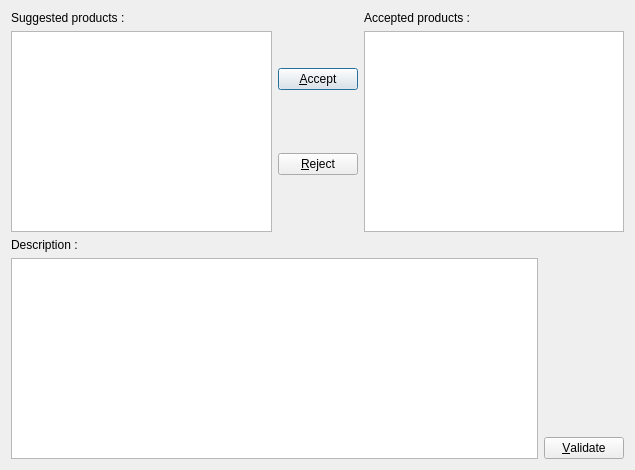
First picture: the form in AppliBureau/appNewWorld/dialogmoderatesuggestions.ui, repository fjoly05/NewWorld, before the edit.
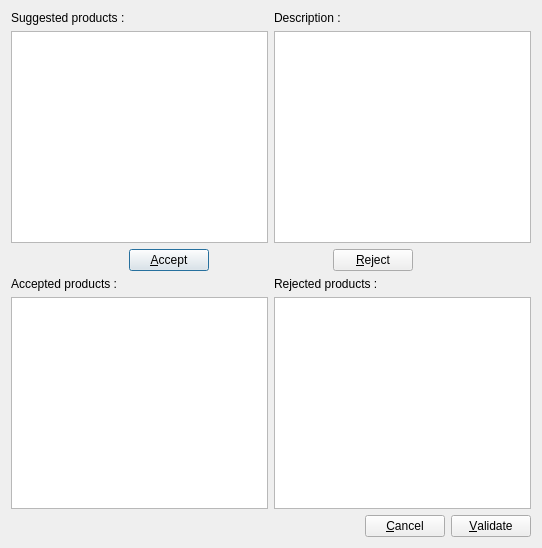
Second picture: the form after the edit.

```diff
--- a/AppliBureau/appNewWorld/dialogmoderatesuggestions.ui
+++ b/AppliBureau/appNewWorld/dialogmoderatesuggestions.ui
@@ -6,16 +6,16 @@
    <rect>
     <x>0</x>
     <y>0</y>
-    <width>635</width>
-    <height>470</height>
+    <width>542</width>
+    <height>548</height>
    </rect>
   </property>
   <property name="windowTitle">
    <string>Moderate suggestions</string>
   </property>
-  <layout class="QVBoxLayout" name="verticalLayout_6">
+  <layout class="QVBoxLayout" name="verticalLayout_4">
    <item>
-    <layout class="QHBoxLayout" name="horizontalLayout">
+    <layout class="QHBoxLayout" name="horizontalLayout_4">
      <item>
       <layout class="QVBoxLayout" name="verticalLayout_2">
        <item>
@@ -31,7 +31,36 @@
       </layout>
      </item>
      <item>
-      <layout class="QVBoxLayout" name="verticalLayout">
+      <layout class="QVBoxLayout" name="verticalLayout_5">
+       <item>
+        <widget class="QLabel" name="label_3">
+         <property name="text">
+          <string>Description :</string>
+         </property>
+        </widget>
+       </item>
+       <item>
+        <widget class="QTextBrowser" name="textBrowserDescription"/>
+       </item>
+      </layout>
+     </item>
+    </layout>
+   </item>
+   <item>
+    <layout class="QHBoxLayout" name="horizontalLayout_2">
+     <item>
+      <spacer name="horizontalSpacer_2">
+       <property name="orientation">
+        <enum>Qt::Horizontal</enum>
+       </property>
+       <property name="sizeHint" stdset="0">
+        <size>
+         <width>40</width>
+         <height>20</height>
+        </size>
+       </property>
+      </spacer>
+     </item>
        <item>
         <widget class="QPushButton" name="pushButtonAccept">
          <property name="text">
@@ -39,6 +68,19 @@
          </property>
         </widget>
        </item>
+     <item>
+      <spacer name="horizontalSpacer">
+       <property name="orientation">
+        <enum>Qt::Horizontal</enum>
+       </property>
+       <property name="sizeHint" stdset="0">
+        <size>
+         <width>40</width>
+         <height>20</height>
+        </size>
+       </property>
+      </spacer>
+     </item>
        <item>
         <widget class="QPushButton" name="pushButtonReject">
          <property name="text">
@@ -46,8 +88,23 @@
          </property>
         </widget>
        </item>
-      </layout>
-     </item>
+     <item>
+      <spacer name="horizontalSpacer_3">
+       <property name="orientation">
+        <enum>Qt::Horizontal</enum>
+       </property>
+       <property name="sizeHint" stdset="0">
+        <size>
+         <width>40</width>
+         <height>20</height>
+        </size>
+       </property>
+      </spacer>
+     </item>
+    </layout>
+   </item>
+   <item>
+    <layout class="QHBoxLayout" name="horizontalLayout_3">
      <item>
       <layout class="QVBoxLayout" name="verticalLayout_3">
        <item>
@@ -62,47 +119,50 @@
        </item>
       </layout>
      </item>
-    </layout>
-   </item>
    <item>
-    <layout class="QHBoxLayout" name="horizontalLayout_2">
+      <layout class="QVBoxLayout" name="verticalLayout">
      <item>
-      <layout class="QVBoxLayout" name="verticalLayout_5">
-       <item>
-        <widget class="QLabel" name="label_3">
+        <widget class="QLabel" name="label_4">
          <property name="text">
-          <string>Description :</string>
+          <string>Rejected products :</string>
          </property>
         </widget>
        </item>
        <item>
-        <widget class="QTextEdit" name="textEditDescription"/>
+        <widget class="QListWidget" name="listWidgetRejectedProds"/>
        </item>
       </layout>
      </item>
+    </layout>
+   </item>
      <item>
-      <layout class="QVBoxLayout" name="verticalLayout_4">
+    <layout class="QHBoxLayout" name="horizontalLayout">
        <item>
-        <spacer name="verticalSpacer">
+      <spacer name="horizontalSpacer_4">
          <property name="orientation">
-          <enum>Qt::Vertical</enum>
+        <enum>Qt::Horizontal</enum>
          </property>
          <property name="sizeHint" stdset="0">
           <size>
-           <width>20</width>
-           <height>40</height>
+         <width>40</width>
+         <height>20</height>
           </size>
          </property>
         </spacer>
        </item>
+     <item>
+      <widget class="QPushButton" name="pushButtonCancel">
+       <property name="text">
+        <string>&amp;Cancel</string>
+       </property>
+      </widget>
+     </item>
        <item>
         <widget class="QPushButton" name="pushButtonValidation">
          <property name="text">
           <string>&amp;Validate</string>
          </property>
         </widget>
-       </item>
-      </layout>
      </item>
     </layout>
    </item>
```
Lines whose indentation alone changed are shown as unchanged.
